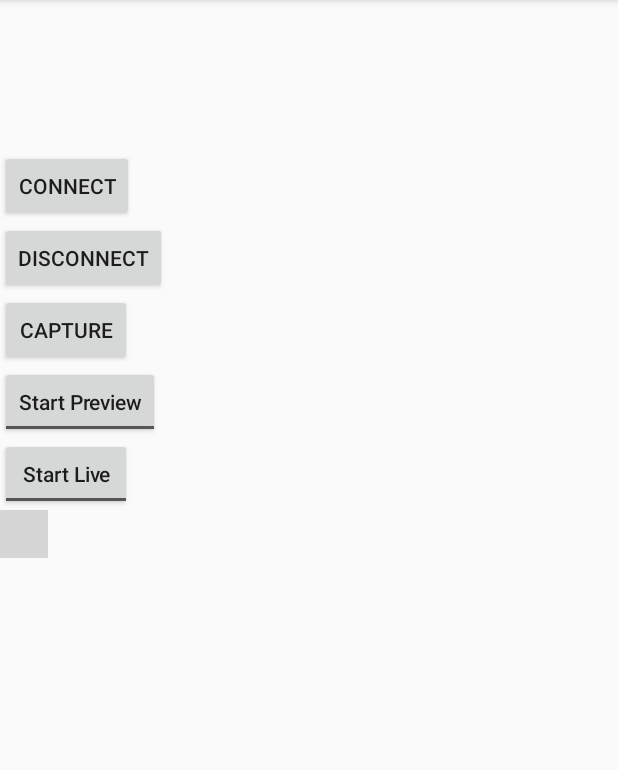
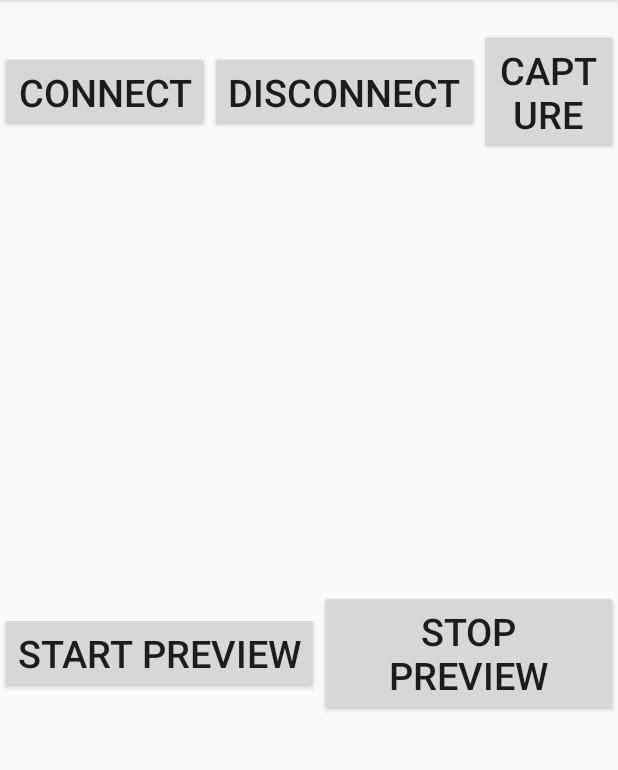
Before and after one commit to 3LucasZ/Under360, an Android app built with Jetpack Compose: the screen it shows after launch (MainActivity), on a phone screen of 412 x 824 dp, the part 84-854 px from its top. Run offline under Robolectric (Android 15) with nearby library versions, the phone set to English and light mode, and no system bars; libraries missing offline, so code that uses them is left out: com.arashivision.sdkcamera, com.arashivision.sdkmedia, io.ktor.application, io.ktor.features, io.ktor.gson and 3 more; plain views replace InstaCapturePlayerView; 7 statements that could not run were skipped; grey boxes are pictures that could not be loaded.

Commit message:
Squashed commit of the following:
commit 82e70a0adad2237fc9b239cab1650902f5008662
Author: 3LucasZ <lucas.zheng@warriorlife.net>
Date:   Thu Jan 11 00:55:47 2024 -0800

    code improvements

commit aff0ad15f52c1a55e42d07753b0b011b8e69172d
Author: 3LucasZ <lucas.zheng@warriorlife.net>
Date:   Thu Jan 11 00:55:39 2024 -0800

    update UI/UX

commit fc03be3bfe72e2610d74dda629da9ae39a047982
Author: 3LucasZ <lucas.zheng@warriorlife.net>
Date:   Thu Jan 11 00:55:28 2024 -0800

    Remove LiveActivity

commit 249e98dea5ad671b90e3c5dc282ac4efe63e6bdd
Author: 3LucasZ <lucas.zheng@warriorlife.net>
Date:   Wed Jan 10 20:57:35 2024 -0800

    Working version - update to one pager

commit e8d329191f22930904742acaf02663d1f0ca0e3f
Author: 3LucasZ <lucas.zheng@warriorlife.net>
Date:   Sat Dec 23 20:10:54 2023 -0800

    Update LiveActivity.kt

```diff
--- a/app/src/main/java/com/example/kotlininsta360demo/activity/MainActivity.kt
+++ b/app/src/main/java/com/example/kotlininsta360demo/activity/MainActivity.kt
@@ -4,7 +4,6 @@ import android.annotation.SuppressLint
 import android.os.Bundle
 import android.widget.Button
 import android.widget.TextView
-import android.widget.ToggleButton
 import com.arashivision.sdkcamera.InstaCameraSDK
 import com.arashivision.sdkcamera.camera.InstaCameraManager
 import com.arashivision.sdkcamera.camera.callback.ILiveStatusListener
@@ -30,75 +29,80 @@ import io.ktor.server.jetty.Jetty
 
 
 class MainActivity : BaseObserveCameraActivity(), IPreviewStatusListener, ILiveStatusListener {
+    //UI components to assign to later
+    private var connectBtn: Button? = null
+    private var disconnectBtn: Button? = null
+    private var captureBtn: Button? = null
+    private var startPreviewBtn: Button? = null
+    private var stopPreviewBtn: Button? = null
+    private var startLivestreamBtn: Button? = null
+    private var stopLivestreamBtn: Button? = null
+    private var livestreamStatusText: TextView? = null
+    private var previewView: InstaCapturePlayerView? = null
+
+    //state
+    private var previewResolution: PreviewStreamResolution? = null
+    private var livestreamFPS: Int = 0
+
+    //streaming configuration
     private val rtmp = "rtmp://a.rtmp.youtube.com/live2/g1eg-y0x6-r3e9-mfr3-6twg"
     private val width = 1920;
     private val height = 1080;
     private val fps = 30;
-    private val bitRate =  8 * 1024 * 1024;
+    private val bitRate = 8 * 1024 * 1024;
+    private val panorama = true;
+    private val audioEnabled = true;
+    private val livestreamSettings = LiveParamsBuilder()
+        .setRtmp(rtmp)
+        .setWidth(width)
+        .setHeight(height)
+        .setFps(fps)
+        .setBitrate(bitRate)
+        .setPanorama(panorama)
 
-    private var mBtnConnect: Button? = null
-    private var mBtnDisconnect: Button? = null
-    private var mBtnCapture: Button? = null
-    private var mTvLiveStatus: TextView? = null
-    private var mCapturePlayerView: InstaCapturePlayerView? = null
-    private var mBtnPreview: ToggleButton? = null
-    private var mBtnLive: ToggleButton? = null
-    private var mCurrentResolution: PreviewStreamResolution? = null
-
+    //Initialize (run on app load)
     @SuppressLint("MissingInflatedId")
     override fun onCreate(savedInstanceState: Bundle?) {
+        //base
         super.onCreate(savedInstanceState)
         setContentView(R.layout.activity_main)
-
+        //init camera SDK
         InstaCameraSDK.init(this.application)
         InstaMediaSDK.init(this.application)
+        //set UI as variables and assign their behavior
+        connectBtn = findViewById<Button>(R.id.btn_connect);
+        connectBtn?.setOnClickListener {
+            connectCamera()
+        }
+        disconnectBtn = findViewById<Button>(R.id.btn_disconnect);
+        disconnectBtn?.setOnClickListener {
+            disconnectCamera()
+        }
+        captureBtn = findViewById<Button>(R.id.btn_capture);
+        captureBtn?.setOnClickListener {
+            captureImage()
+        }
+        startPreviewBtn = findViewById<Button>(R.id.btn_start_preview);
+        startPreviewBtn?.setOnClickListener {
+            startPreview()
+        }
+        stopPreviewBtn = findViewById<Button>(R.id.btn_stop_preview);
+        stopPreviewBtn?.setOnClickListener {
+            stopPreview()
+        }
+        startLivestreamBtn = findViewById(R.id.btn_start_livestream)
+        startLivestreamBtn?.setOnClickListener {
+            startLivestream()
+        }
+        stopLivestreamBtn = findViewById(R.id.btn_stop_livestream)
+        stopLivestreamBtn?.setOnClickListener {
+            stopLivestream()
+        }
+        previewView = findViewById(R.id.player_capture);
+        previewView!!.setLifecycle(lifecycle);
+        livestreamStatusText = findViewById(R.id.tv_live_status);
 
-        mBtnConnect = findViewById<Button>(R.id.btn_connect);
-        mBtnDisconnect = findViewById<Button>(R.id.btn_disconnect);
-        mBtnCapture = findViewById<Button>(R.id.btn_capture);
-        mBtnPreview = findViewById(R.id.btn_preview)
-        mBtnLive = findViewById(R.id.btn_live)
-        mCapturePlayerView = findViewById(R.id.player_capture);
-        mTvLiveStatus = findViewById(R.id.tv_live_status);
-
-        mBtnConnect?.setOnClickListener{
-            InstaCameraManager.getInstance().openCamera(InstaCameraManager.CONNECT_TYPE_USB)
-        }
-        mBtnDisconnect?.setOnClickListener{
-            InstaCameraManager.getInstance().closeCamera()
-        }
-        mBtnCapture?.setOnClickListener {
-            if (InstaCameraManager.getInstance().cameraConnectedType != -1) InstaCameraManager.getInstance()
-                .startNormalCapture(false)
-        }
-        mBtnPreview?.setOnClickListener {
-            if (mBtnPreview?.isChecked == true){
-                mBtnPreview?.isChecked = InstaCameraManager.getInstance().cameraConnectedType!=-1
-                if (InstaCameraManager.getInstance().cameraConnectedType!=-1){
-                    val list = InstaCameraManager.getInstance()
-                        .getSupportedPreviewStreamResolution(InstaCameraManager.PREVIEW_TYPE_LIVE)
-                    mCurrentResolution = list[0]
-                    InstaCameraManager.getInstance().setPreviewStatusChangedListener(this)
-                    restartPreview();
-                }
-            } else {
-                stopLive();
-                InstaCameraManager.getInstance().closePreviewStream()
-            }
-        }
-        mBtnLive?.setOnClickListener {
-            if (mBtnLive?.isChecked == true){
-                mBtnLive?.isChecked = mBtnPreview?.isChecked == true
-                if (mBtnPreview?.isChecked == true) {
-                    startLive();
-                }
-            } else {
-                stopLive();
-            }
-        }
-        mCapturePlayerView!!.setLifecycle(lifecycle);
-
-
+        //Infinite loop to update top bar UI with latest information
         val thread: Thread = object : Thread() {
             @SuppressLint("SetTextI18n")
             override fun run() {
@@ -108,7 +112,7 @@ class MainActivity : BaseObserveCameraActivity(), IPreviewStatusListener, ILiveS
                         runOnUiThread {
                             // update TextView here!
                             findViewById<TextView>(R.id.tv_cam_status).text =
-                                "T:"+System.currentTimeMillis() +", Connected:"+InstaCameraManager.getInstance().cameraConnectedType+ ", Battery:"+InstaCameraManager.getInstance().cameraCurrentBatteryLevel+", Charging:"+InstaCameraManager.getInstance().isCameraCharging
+                                "T:" + System.currentTimeMillis() + ", Connected:" + InstaCameraManager.getInstance().cameraConnectedType + ", Battery:" + InstaCameraManager.getInstance().cameraCurrentBatteryLevel + ", Charging:" + InstaCameraManager.getInstance().isCameraCharging
                         }
                     }
                 } catch (e: InterruptedException) {
@@ -117,94 +121,120 @@ class MainActivity : BaseObserveCameraActivity(), IPreviewStatusListener, ILiveS
         }
         thread.start()
 
+        //---API ROUTES---
         embeddedServer(Jetty, 8080) {
             install(ContentNegotiation) {
                 gson {}
             }
             routing {
                 get("/") {
-                    call.respond(mapOf("message" to "Welcome to Huber360 API!"))
+                    call.respond(mapOf("msg" to "Welcome to Underwater API!"))
                 }
-                get("/command/connect"){
-                    call.respond(mapOf("result" to mBtnConnect?.performClick()));
+                get("/command/connect") {
+                    connectCamera()
+                    call.respond(mapOf("msg" to "ok"))
                 }
-                get("/command/capture"){
-                    if (InstaCameraManager.getInstance().cameraConnectedType!=-1){
-                        InstaCameraManager.getInstance().startNormalCapture(false)
-                        call.respond(mapOf("msg" to "success"));
+                get("/command/disconnect") {
+                    disconnectCamera()
+                    call.respond(mapOf("msg" to "ok"))
+                }
+                get("/command/capture") {
+                    if (InstaCameraManager.getInstance().cameraConnectedType != -1) {
+                        captureImage()
+                        call.respond(mapOf("msg" to "ok"))
                     } else {
-                        call.respond(mapOf("msg" to "err, camera not connected"));
+                        call.respond(mapOf("err" to "camera not connected"));
                     }
 
                 }
-                get("/command/liveActivity"){
-                    if (InstaCameraManager.getInstance().cameraConnectedType!=-1){
-                        call.respond(mapOf("msg" to "success"));
+                get("/command/startPreview") {
+                    if (InstaCameraManager.getInstance().cameraConnectedType != -1) {
+                        startPreview()
+                        call.respond(mapOf("msg" to "ok"))
                     } else {
-                        call.respond(mapOf("msg" to "err, camera not connected"));
+                        call.respond(mapOf("err" to "camera not connected"));
                     }
                 }
-                get("/status/time"){
+                get("/command/stopPreview") {
+                    if (InstaCameraManager.getInstance().cameraConnectedType != -1) {
+                        stopPreview()
+                        call.respond(mapOf("msg" to "ok"))
+                    } else {
+                        call.respond(mapOf("err" to "camera not connected"));
+                    }
+                }
+                get("/command/startLivestream") {
+                    startLivestream();
+                    call.respond(mapOf("msg" to "ok"))
+                }
+                get("/command/stopLivestream") {
+                    stopLivestream();
+                    call.respond(mapOf("msg" to "ok"))
+                }
+                get("/status/time") {
                     call.respond(mapOf("time" to System.currentTimeMillis()))
                 }
                 get("/status/connectedType") {
                     call.respond(mapOf("connectedType" to InstaCameraManager.getInstance().cameraConnectedType))
                 }
                 get("/status/batteryLevel") {
-                    call.respond(mapOf("batteryLevel" to "100"))
+                    call.respond(mapOf("batteryLevel" to InstaCameraManager.getInstance().cameraCurrentBatteryLevel))
+                }
+                get("/status/fps") {
+                    call.respond(mapOf("fps" to fps))
                 }
             }
         }.start(wait = false)
     }
-    private fun restartPreview() {
-        val builder = PreviewParamsBuilder()
-            .setStreamResolution(mCurrentResolution)
+
+
+
+    //---API FUNCTIONS---
+    private fun connectCamera() {
+        InstaCameraManager.getInstance().openCamera(InstaCameraManager.CONNECT_TYPE_USB)
+    }
+
+    private fun disconnectCamera() {
+        InstaCameraManager.getInstance().closeCamera()
+    }
+
+    private fun captureImage() {
+        InstaCameraManager.getInstance().startNormalCapture(false)
+    }
+
+    private fun startPreview() {
+        val list = InstaCameraManager.getInstance()
+            .getSupportedPreviewStreamResolution(InstaCameraManager.PREVIEW_TYPE_LIVE)
+        if (list.isNotEmpty()) {
+            InstaCameraManager.getInstance().setPreviewStatusChangedListener(this)
+            previewResolution = list[0];
+        }
+        val previewSettings = PreviewParamsBuilder()
+            .setStreamResolution(previewResolution)
             .setPreviewType(InstaCameraManager.PREVIEW_TYPE_LIVE)
-            .setAudioEnabled(false)
+            .setAudioEnabled(audioEnabled)
+        InstaCameraManager.getInstance().startPreviewStream(previewSettings)
+    }
+
+    private fun stopPreview() {
+        stopLivestream()
         InstaCameraManager.getInstance().closePreviewStream()
-        InstaCameraManager.getInstance().startPreviewStream(builder)
+        InstaCameraManager.getInstance().setPreviewStatusChangedListener(null)
+        previewView!!.destroy()
     }
-    private fun startLive() {
-        mCapturePlayerView?.setLiveType(InstaCapturePlayerView.LIVE_TYPE_PANORAMA);
-        // 设置网络ID即可在使用WIFI连接相机时使用4G网络推流
-        val builder = LiveParamsBuilder()
-            .setRtmp(rtmp)
-            .setWidth(width)
-            .setHeight(height)
-            .setFps(fps)
-            .setBitrate(bitRate)
-            .setPanorama(true)
-        InstaCameraManager.getInstance().startLive(builder, this)
+
+    private fun startLivestream() {
+        previewView?.setLiveType(InstaCapturePlayerView.LIVE_TYPE_PANORAMA);
+        InstaCameraManager.getInstance().startLive(livestreamSettings, this)
     }
-    private fun stopLive() {
+
+    private fun stopLivestream() {
         InstaCameraManager.getInstance().stopLive()
     }
-    override fun onOpened() {
-        // Preview stream is on and can be played
-        InstaCameraManager.getInstance().setStreamEncode()
-        mCapturePlayerView!!.setPlayerViewListener(object : PlayerViewListener {
-            override fun onLoadingFinish() {
-                InstaCameraManager.getInstance().setPipeline(mCapturePlayerView!!.pipeline)
-            }
 
-            override fun onReleaseCameraPipeline() {
-                InstaCameraManager.getInstance().setPipeline(null)
-            }
-        })
-        mCapturePlayerView!!.prepare(createParams())
-        mCapturePlayerView!!.play()
-        mCapturePlayerView!!.keepScreenOn = true
-    }
-    override fun onStop() {
-        super.onStop()
-        if (isFinishing) {
-            // Auto close preview after page loses focus
-            InstaCameraManager.getInstance().stopLive()
-            InstaCameraManager.getInstance().closePreviewStream()
-            InstaCameraManager.getInstance().setPreviewStatusChangedListener(null)
-            mCapturePlayerView!!.destroy()
-        }
-    }
+
+
+    //---HELPERS---
     private fun createParams(): CaptureParamsBuilder? {
         return CaptureParamsBuilder()
             .setCameraType(InstaCameraManager.getInstance().cameraType)
@@ -219,35 +249,64 @@ class MainActivity : BaseObserveCameraActivity(), IPreviewStatusListener, ILiveS
             .setLive(true)
             .setGestureEnabled(false) //added
             .setResolutionParams(
-                mCurrentResolution!!.width,
-                mCurrentResolution!!.height,
-                mCurrentResolution!!.fps
+                previewResolution!!.width,
+                previewResolution!!.height,
+                previewResolution!!.fps
             )
     }
 
-    //Status Change
+    //---CALLBACKS---
+    //Activity is no longer the one being viewed callback
+    override fun onStop() {
+        super.onStop()
+        if (isFinishing) {
+            // Auto close preview after page loses focus
+            stopPreview()
+        }
+    }
+    //Preview steam started and playable callback
+    override fun onOpened() {
+        InstaCameraManager.getInstance().setStreamEncode()
+        previewView!!.setPlayerViewListener(object : PlayerViewListener {
+            override fun onLoadingFinish() {
+                InstaCameraManager.getInstance().setPipeline(previewView!!.pipeline)
+            }
+
+            override fun onReleaseCameraPipeline() {
+                InstaCameraManager.getInstance().setPipeline(null)
+            }
+        })
+        previewView!!.prepare(createParams())
+        previewView!!.play()
+        previewView!!.keepScreenOn = true
+    }
+
+    //Camera status changed callback
     override fun onCameraStatusChanged(enabled: Boolean) {
         super.onCameraStatusChanged(enabled)
         if (!enabled) {
-            stopLive();
+            stopLivestream();
         }
     }
 
-    //TV
+    //Live callbacks
     @SuppressLint("SetTextI18n")
     override fun onLivePushError(error: Int, desc: String?) {
-        mTvLiveStatus?.text = "Live Push Error: ($error) ($desc)"
+        livestreamStatusText?.text = "Live Push Error: ($error) ($desc)"
     }
+
     @SuppressLint("SetTextI18n")
     override fun onLiveFpsUpdate(fps: Int) {
-        mTvLiveStatus?.text = "FPS: $fps";
+        livestreamStatusText?.text = "FPS: $fps";
     }
+
     @SuppressLint("SetTextI18n")
     override fun onLivePushStarted() {
-        mTvLiveStatus?.text = "Live Push Started"
+        livestreamStatusText?.text = "Live Push Started"
     }
+
     @SuppressLint("SetTextI18n")
     override fun onLivePushFinished() {
-        mTvLiveStatus?.text = "Live Push Finished"
+        livestreamStatusText?.text = "Live Push Finished"
     }
 }
--- a/app/src/main/res/layout/activity_main.xml
+++ b/app/src/main/res/layout/activity_main.xml
@@ -7,47 +7,78 @@
     android:layout_height="wrap_content"
     android:orientation="vertical"
     tools:context=".activity.MainActivity">
+    <LinearLayout
+        android:layout_width="match_parent"
+        android:layout_height="wrap_content"
+        android:gravity="center">
 
-    <TextView
-        android:id="@+id/tv_cam_status"
+        <TextView
+            android:id="@+id/tv_cam_status"
+            android:layout_width="wrap_content"
+            android:layout_height="wrap_content"
+            android:autoSizeTextType="uniform"
+            android:maxLines="1"/>
+    </LinearLayout>
+    <LinearLayout
         android:layout_width="match_parent"
-        android:layout_height="100dp"
-        android:layout_marginStart="16dp"
-        android:autoSizeTextType="uniform"
-        android:maxLines="1"/>
+        android:layout_height="wrap_content"
+        android:gravity="center">
 
         <Button
             android:id="@+id/btn_connect"
             android:layout_width="wrap_content"
             android:layout_height="wrap_content"
-            android:text="@string/connect" />
+            android:text="Connect"
+            android:textSize="25sp"
+             />
         <Button
             android:id="@+id/btn_disconnect"
             android:layout_width="wrap_content"
             android:layout_height="wrap_content"
-            android:text="@string/disconnect"
-           />
+            android:text="Disconnect"
+            android:textSize="25sp"
+             />
         <Button
             android:id="@+id/btn_capture"
             android:layout_width="wrap_content"
             android:layout_height="wrap_content"
-            android:text="@string/capture"
+            android:text="Capture"
+            android:textSize="25sp"
              />
 
-        <ToggleButton
-            android:id="@+id/btn_preview"
+    </LinearLayout>
+    <LinearLayout
+        android:layout_width="match_parent"
+        android:layout_height="wrap_content"
+        android:gravity="center">
+        <Button
+            android:id="@+id/btn_start_preview"
             android:layout_width="wrap_content"
             android:layout_height="wrap_content"
-            android:textAllCaps="false"
-            android:textOff="@string/start_preview"
-            android:textOn="@string/stop_preview" />
-        <ToggleButton
-            android:id="@+id/btn_live"
+            android:text="Start Preview"
+            android:textSize="25sp"
+            />
+        <Button
+            android:id="@+id/btn_stop_preview"
             android:layout_width="wrap_content"
             android:layout_height="wrap_content"
-            android:textAllCaps="false"
-            android:textOff="@string/start_live"
-            android:textOn="@string/stop_live" />
+            android:text="Stop Preview"
+            android:textSize="25sp"
+            />
+        <Button
+            android:id="@+id/btn_start_livestream"
+            android:layout_width="wrap_content"
+            android:layout_height="wrap_content"
+            android:text="Start Livestream"
+            android:textSize="25sp"
+            />
+        <Button
+            android:id="@+id/btn_stop_livestream"
+            android:layout_width="wrap_content"
+            android:layout_height="wrap_content"
+            android:text="Stop Livestream"
+            android:textSize="25sp"
+            />
         <com.arashivision.sdkmedia.player.capture.InstaCapturePlayerView
             android:id="@+id/player_capture"
             android:layout_width="wrap_content"
@@ -57,5 +88,7 @@
             android:id="@+id/tv_live_status"
             android:layout_width="wrap_content"
             android:layout_height="wrap_content"
-            android:layout_marginStart="16dp" />
+            android:text="No live status received"
+            android:textSize="25sp"/>
+    </LinearLayout>
 </LinearLayout>
--- a/app/src/main/res/values/strings.xml
+++ b/app/src/main/res/values/strings.xml
@@ -1,11 +1,3 @@
 <resources>
     <string name="app_name">KotlinInsta360Demo</string>
-    <string name="connect">Connect</string>
-    <string name="disconnect">Disconnect</string>
-    <string name="capture">Capture</string>
-    <string name="live_activity">Live Activity</string>
-    <string name="start_preview">Start Preview</string>
-    <string name="stop_preview">Stop Preview</string>
-    <string name="start_live">Start Live</string>
-    <string name="stop_live">Stop Live</string>
 </resources>
```
